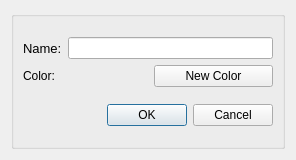
Before: the Qt Designer form src/gui/add_alternative.ui in Ecotrust/delphos, drawn with Qt 5.
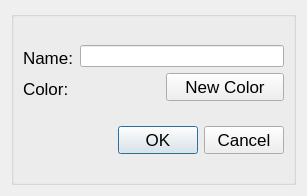
After: the same form once the commit is applied. Icons and pictures are not drawn. Custom widgets are drawn as their Qt base class.

Commit message: mac layout and font fixes

```diff
--- a/src/gui/add_alternative.ui
+++ b/src/gui/add_alternative.ui
@@ -8,8 +8,8 @@
    <rect>
     <x>0</x>
     <y>0</y>
-    <width>296</width>
-    <height>160</height>
+    <width>307</width>
+    <height>196</height>
    </rect>
   </property>
   <property name="font" >
@@ -41,7 +41,8 @@
            <widget class="QLabel" name="name_label" >
             <property name="font" >
              <font>
-              <pointsize>10</pointsize>
+              <family>Lucida Grande</family>
+              <pointsize>13</pointsize>
              </font>
             </property>
             <property name="text" >
@@ -51,6 +52,12 @@
           </item>
           <item>
            <widget class="QLabel" name="color_label" >
+            <property name="font" >
+             <font>
+              <family>Lucida Grande</family>
+              <pointsize>13</pointsize>
+             </font>
+            </property>
             <property name="text" >
              <string>Color:</string>
             </property>
@@ -104,6 +111,12 @@
             </item>
             <item>
              <widget class="QPushButton" name="change_color_button" >
+              <property name="font" >
+               <font>
+                <family>Lucida Grande</family>
+                <pointsize>13</pointsize>
+               </font>
+              </property>
               <property name="text" >
                <string>New Color</string>
               </property>
@@ -154,6 +167,12 @@
         </item>
         <item>
          <widget class="QDialogButtonBox" name="add_alternative_box" >
+          <property name="font" >
+           <font>
+            <family>Lucida Grande</family>
+            <pointsize>13</pointsize>
+           </font>
+          </property>
           <property name="standardButtons" >
            <set>QDialogButtonBox::Cancel|QDialogButtonBox::NoButton|QDialogButtonBox::Ok</set>
           </property>
```
The commit also changes 14 other files.
